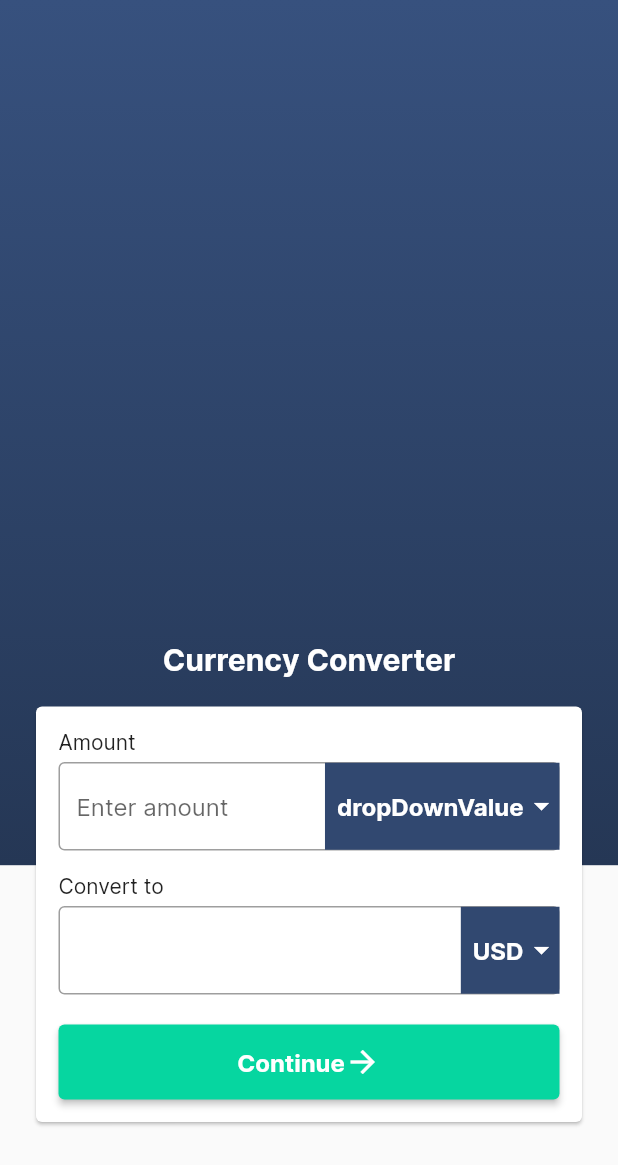
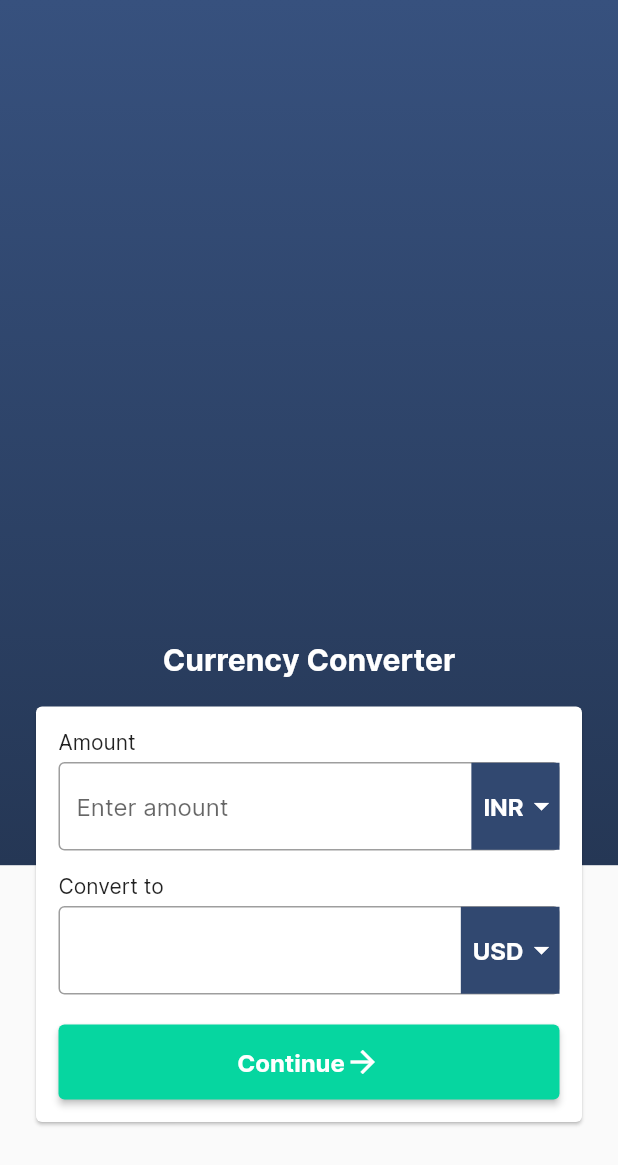
Before and after one commit to sauravkoduvalli/Currency-Converter-App, a Flutter app: the screen it shows after launch, on a phone screen of 412 x 824 dp. Shown: the top 1165 px of the screen. Run offline on Flutter 3.47's test engine with Material 2 defaults, Android fonts, the phone set to English and light mode, and no system bars; our stand-ins replace page_transition.

Commit message:
added screenshots

```diff
--- a/lib/screens/converter_screen.dart
+++ b/lib/screens/converter_screen.dart
@@ -93,7 +93,7 @@ class _CurrencyConvertScreenState extends State<CurrencyConvertScreen> {
                                         iconEnabledColor: Colors.white,
                                         iconDisabledColor: Colors.white,
                                         hint: const Text(
-                                          'dropDownValue',
+                                          'INR',
                                           style:  TextStyle(
                                               color: Colors.white,
                                               fontWeight: FontWeight.bold),
```
Also changed, not shown: 3 other files.
